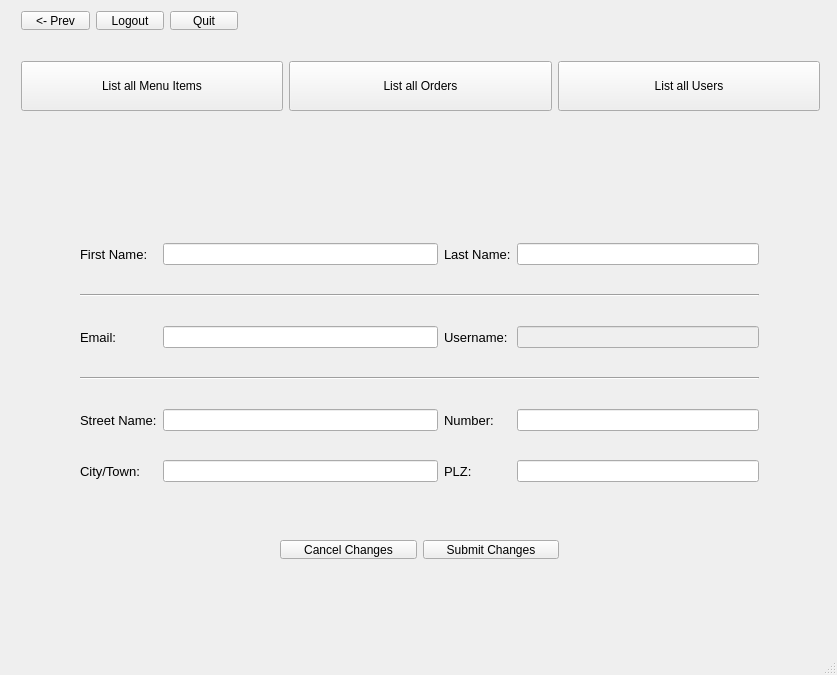
The window that project/src/mainwindow.ui (leoEAB/McDiabetes) describes before a commit, drawn with Qt 5.
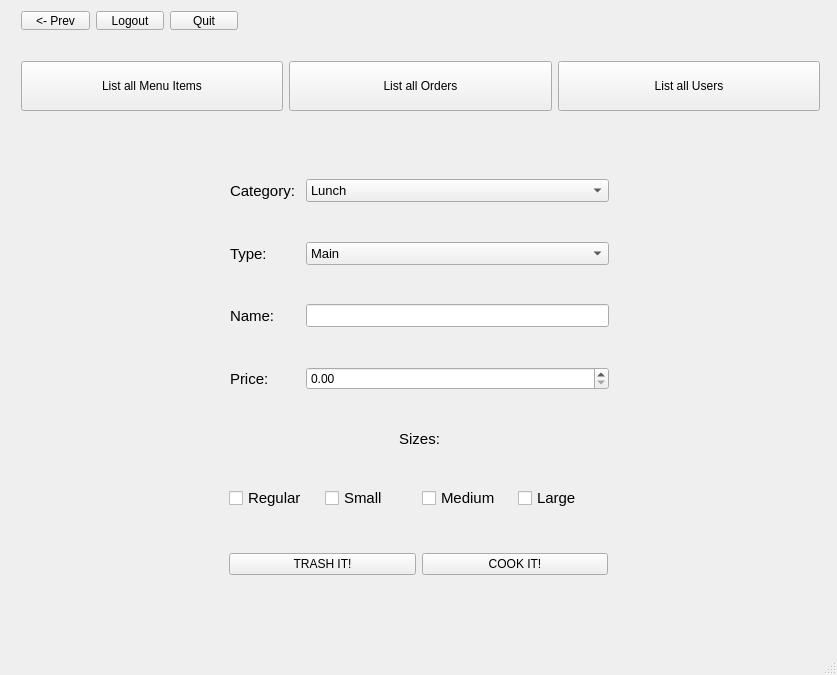
The same window after the commit. The open tabs and pages were chosen to show the change. Icons and pictures are not drawn.

What changed in the file:
```diff
--- a/project/src/mainwindow.ui
+++ b/project/src/mainwindow.ui
@@ -418,7 +418,7 @@
        </rect>
       </property>
       <property name="currentIndex">
-       <number>3</number>
+       <number>4</number>
       </property>
       <widget class="QWidget" name="pageAllMenuItems">
        <widget class="QTableView" name="tableListAllMenuItems">
@@ -736,6 +736,291 @@
         </layout>
        </widget>
       </widget>
+      <widget class="QWidget" name="pageAddNewItem">
+       <widget class="QWidget" name="formLayoutWidget_2">
+        <property name="geometry">
+         <rect>
+          <x>190</x>
+          <y>49</y>
+          <width>401</width>
+          <height>291</height>
+         </rect>
+        </property>
+        <layout class="QFormLayout" name="formLayout_2">
+         <item row="0" column="0">
+          <widget class="QLabel" name="labelItemCategory">
+           <property name="font">
+            <font>
+             <pointsize>11</pointsize>
+            </font>
+           </property>
+           <property name="text">
+            <string>Category: </string>
+           </property>
+          </widget>
+         </item>
+         <item row="0" column="1">
+          <widget class="QComboBox" name="itemCategory">
+           <property name="font">
+            <font>
+             <pointsize>10</pointsize>
+            </font>
+           </property>
+           <item>
+            <property name="text">
+             <string>Lunch</string>
+            </property>
+           </item>
+           <item>
+            <property name="text">
+             <string>Breakfast</string>
+            </property>
+           </item>
+          </widget>
+         </item>
+         <item row="1" column="0" colspan="2">
+          <spacer name="verticalSpacer_2">
+           <property name="orientation">
+            <enum>Qt::Vertical</enum>
+           </property>
+           <property name="sizeHint" stdset="0">
+            <size>
+             <width>20</width>
+             <height>32</height>
+            </size>
+           </property>
+          </spacer>
+         </item>
+         <item row="2" column="0">
+          <widget class="QLabel" name="labelItemType">
+           <property name="font">
+            <font>
+             <pointsize>11</pointsize>
+            </font>
+           </property>
+           <property name="text">
+            <string>Type: </string>
+           </property>
+          </widget>
+         </item>
+         <item row="2" column="1">
+          <widget class="QComboBox" name="itemType">
+           <property name="font">
+            <font>
+             <pointsize>10</pointsize>
+            </font>
+           </property>
+           <item>
+            <property name="text">
+             <string>Main</string>
+            </property>
+           </item>
+           <item>
+            <property name="text">
+             <string>Side</string>
+            </property>
+           </item>
+           <item>
+            <property name="text">
+             <string>Beverage</string>
+            </property>
+           </item>
+           <item>
+            <property name="text">
+             <string>Dessert</string>
+            </property>
+           </item>
+          </widget>
+         </item>
+         <item row="3" column="0" colspan="2">
+          <spacer name="verticalSpacer_3">
+           <property name="orientation">
+            <enum>Qt::Vertical</enum>
+           </property>
+           <property name="sizeHint" stdset="0">
+            <size>
+             <width>20</width>
+             <height>32</height>
+            </size>
+           </property>
+          </spacer>
+         </item>
+         <item row="4" column="0">
+          <widget class="QLabel" name="labelItemName">
+           <property name="font">
+            <font>
+             <pointsize>11</pointsize>
+            </font>
+           </property>
+           <property name="text">
+            <string>Name: </string>
+           </property>
+          </widget>
+         </item>
+         <item row="4" column="1">
+          <widget class="QLineEdit" name="lineItemName">
+           <property name="font">
+            <font>
+             <pointsize>10</pointsize>
+            </font>
+           </property>
+          </widget>
+         </item>
+         <item row="5" column="0" colspan="2">
+          <spacer name="verticalSpacer_4">
+           <property name="orientation">
+            <enum>Qt::Vertical</enum>
+           </property>
+           <property name="sizeHint" stdset="0">
+            <size>
+             <width>20</width>
+             <height>32</height>
+            </size>
+           </property>
+          </spacer>
+         </item>
+         <item row="6" column="0">
+          <widget class="QLabel" name="labelItemPrice">
+           <property name="font">
+            <font>
+             <pointsize>11</pointsize>
+            </font>
+           </property>
+           <property name="text">
+            <string>Price: </string>
+           </property>
+          </widget>
+         </item>
+         <item row="7" column="0" colspan="2">
+          <spacer name="verticalSpacer_5">
+           <property name="orientation">
+            <enum>Qt::Vertical</enum>
+           </property>
+           <property name="sizeHint" stdset="0">
+            <size>
+             <width>20</width>
+             <height>32</height>
+            </size>
+           </property>
+          </spacer>
+         </item>
+         <item row="8" column="0" colspan="2">
+          <widget class="QLabel" name="labelItemSizes">
+           <property name="font">
+            <font>
+             <pointsize>11</pointsize>
+            </font>
+           </property>
+           <property name="text">
+            <string>Sizes:</string>
+           </property>
+           <property name="alignment">
+            <set>Qt::AlignCenter</set>
+           </property>
+          </widget>
+         </item>
+         <item row="6" column="1">
+          <widget class="QDoubleSpinBox" name="spinBoxItemPrice">
+           <property name="value">
+            <double>0.000000000000000</double>
+           </property>
+          </widget>
+         </item>
+        </layout>
+       </widget>
+       <widget class="QWidget" name="horizontalLayoutWidget_9">
+        <property name="geometry">
+         <rect>
+          <x>189</x>
+          <y>349</y>
+          <width>401</width>
+          <height>61</height>
+         </rect>
+        </property>
+        <layout class="QHBoxLayout" name="horizontalLayout_8">
+         <property name="sizeConstraint">
+          <enum>QLayout::SetDefaultConstraint</enum>
+         </property>
+         <item>
+          <widget class="QCheckBox" name="sizeRegular">
+           <property name="font">
+            <font>
+             <pointsize>11</pointsize>
+            </font>
+           </property>
+           <property name="toolTip">
+            <UInt>0</UInt>
+           </property>
+           <property name="text">
+            <string>Regular</string>
+           </property>
+          </widget>
+         </item>
+         <item>
+          <widget class="QCheckBox" name="sizeSmall">
+           <property name="font">
+            <font>
+             <pointsize>11</pointsize>
+            </font>
+           </property>
+           <property name="text">
+            <string>Small</string>
+           </property>
+          </widget>
+         </item>
+         <item>
+          <widget class="QCheckBox" name="sizeMedium">
+           <property name="font">
+            <font>
+             <pointsize>11</pointsize>
+            </font>
+           </property>
+           <property name="text">
+            <string>Medium</string>
+           </property>
+          </widget>
+         </item>
+         <item>
+          <widget class="QCheckBox" name="sizeLarge">
+           <property name="font">
+            <font>
+             <pointsize>11</pointsize>
+            </font>
+           </property>
+           <property name="text">
+            <string>Large</string>
+           </property>
+          </widget>
+         </item>
+        </layout>
+       </widget>
+       <widget class="QWidget" name="horizontalLayoutWidget_10">
+        <property name="geometry">
+         <rect>
+          <x>189</x>
+          <y>420</y>
+          <width>401</width>
+          <height>51</height>
+         </rect>
+        </property>
+        <layout class="QHBoxLayout" name="horizontalLayout_9">
+         <item>
+          <widget class="QPushButton" name="buttonCancelNewItem">
+           <property name="text">
+            <string>TRASH IT!</string>
+           </property>
+          </widget>
+         </item>
+         <item>
+          <widget class="QPushButton" name="buttonCreateNewItem">
+           <property name="text">
+            <string>COOK IT!</string>
+           </property>
+          </widget>
+         </item>
+        </layout>
+       </widget>
+      </widget>
      </widget>
     </widget>
     <widget class="QWidget" name="page3_user">
```
Left out of the diff: 5 changed lines with no effect on the pictures.
